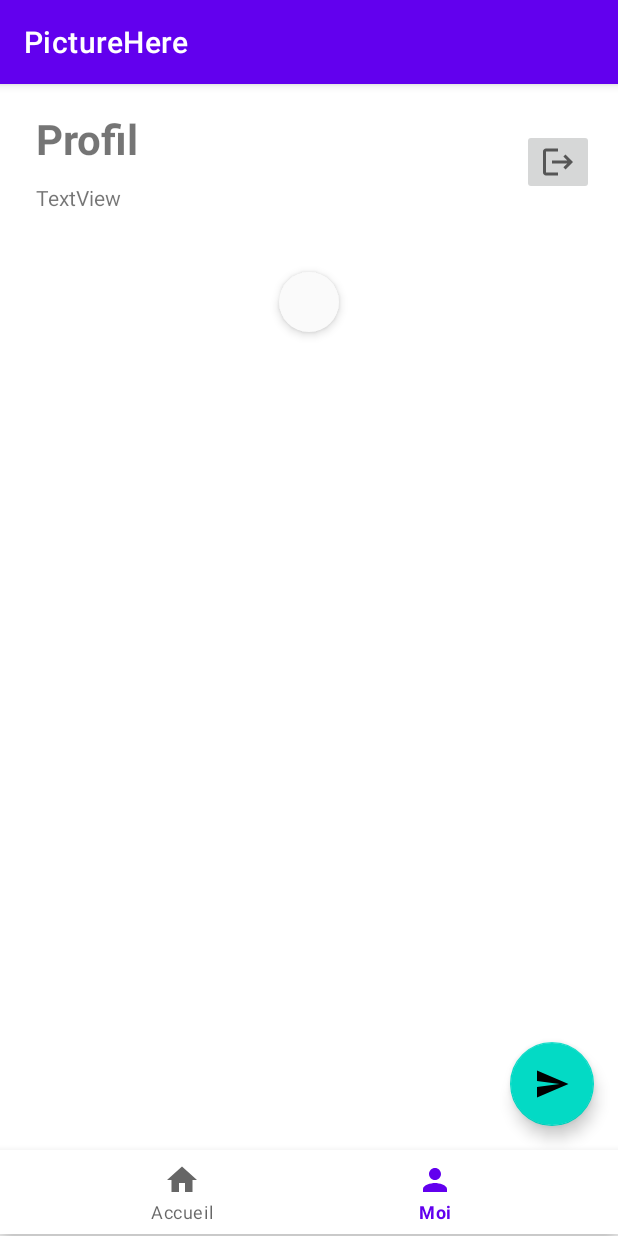
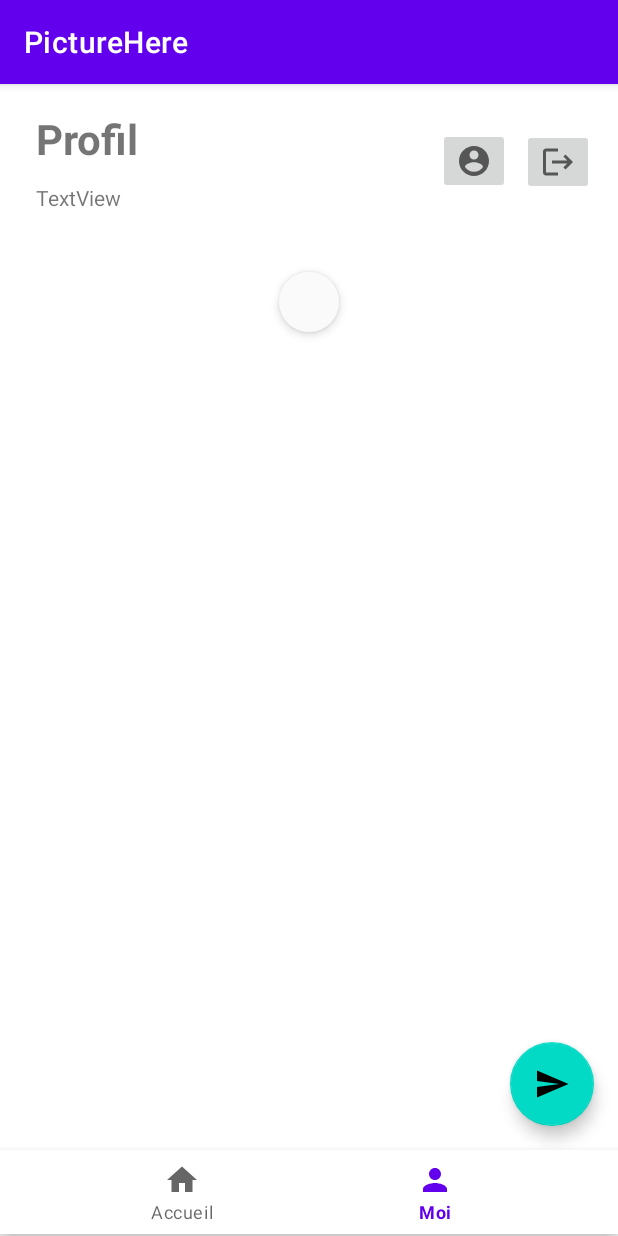
Before and after one commit to alexlabuz/picturehere_app, an Android app: the AppActivity screen opened directly, with no data from a screen before it, item 2 of the bottom bar chosen, on a phone screen of 412 x 824 dp. Run offline under Robolectric (Android 15) with nearby library versions, the phone set to English and light mode, and no system bars; our stand-ins replace Picasso; pictures from the network do not load; 10 statements that could not run were skipped.

Commit message:
Ajout de la publication des posts

```diff
--- a/app/src/main/AndroidManifest.xml
+++ b/app/src/main/AndroidManifest.xml
@@ -13,10 +13,14 @@
         android:supportsRtl="true"
         android:theme="@style/Theme.Picture_here_app">
         <activity
+            android:name=".activity.activity.AccountActivity"
+            android:exported="false" />
+        <activity
             android:name=".activity.activity.StartActivity"
             android:exported="true">
             <intent-filter>
                 <action android:name="android.intent.action.MAIN" />
+
                 <category android:name="android.intent.category.LAUNCHER" />
             </intent-filter>
         </activity>
--- a/app/src/main/java/com/example/picture_here_app/activity/PostListAdapter.kt
+++ b/app/src/main/java/com/example/picture_here_app/activity/PostListAdapter.kt
@@ -7,7 +7,7 @@ import android.view.ViewGroup
 import android.widget.ImageButton
 import androidx.recyclerview.widget.RecyclerView
 import com.example.picture_here_app.activity.entity.post.Post
-import com.example.picture_here_app.activity.singleton.RetrofitSingleton
+import com.example.picture_here_app.activity.service.RetrofitSingleton
 import com.example.picture_here_app.databinding.PostCellBinding
 import com.squareup.picasso.Picasso
 import java.text.SimpleDateFormat
@@ -23,6 +23,7 @@ class PostHolder(postCellBinding: PostCellBinding) : RecyclerView.ViewHolder(pos
     fun bindItems(post: Post, deleted: Boolean){
         binding.postCellPseudoText.text = post.profil.pseudo
         binding.postCellMessageText.text = post.message
+        binding.postCellMessageText.visibility = if (post.message.isNotEmpty()) View.VISIBLE else View.GONE
         binding.postCellDateText.text = simpleDateFormat.format(post.date)
         if(!deleted) binding.postCellDeleteBtn.visibility = View.GONE
         Picasso.get().load(RetrofitSingleton.baseUrl + post.linkImage).into(binding.postCellImage)
--- a/app/src/main/java/com/example/picture_here_app/activity/activity/AppActivity.kt
+++ b/app/src/main/java/com/example/picture_here_app/activity/activity/AppActivity.kt
@@ -4,7 +4,6 @@ import android.Manifest
 import android.app.Activity
 import android.app.AlertDialog
 import android.content.Context
-import android.content.DialogInterface
 import android.content.Intent
 import android.content.SharedPreferences
 import android.content.pm.PackageManager
@@ -25,7 +24,8 @@ import com.example.picture_here_app.activity.entity.response.MessageResponse
 import com.example.picture_here_app.activity.entity.user.User
 import com.example.picture_here_app.activity.fragment.app.ProfilFragment
 import com.example.picture_here_app.activity.fragment.app.ThreadFragment
-import com.example.picture_here_app.activity.singleton.RetrofitSingleton
+import com.example.picture_here_app.activity.service.GetFile
+import com.example.picture_here_app.activity.service.RetrofitSingleton
 import com.example.picture_here_app.databinding.ActivityAppBinding
 import com.example.picture_here_app.databinding.DialogSendPostBinding
 import com.google.android.material.bottomnavigation.BottomNavigationView
@@ -38,7 +38,6 @@ import okhttp3.RequestBody
 import retrofit2.Call
 import retrofit2.Callback
 import retrofit2.Response
-import java.io.File
 
 
 class AppActivity : AppCompatActivity(), BottomNavigationView.OnNavigationItemSelectedListener {
@@ -70,8 +69,7 @@ class AppActivity : AppCompatActivity(), BottomNavigationView.OnNavigationItemSe
     }
 
     fun getData(){
-        val webServiceInterface = RetrofitSingleton.getRetrofit().create(WebServiceInterface::class.java)
-        val callLogin = webServiceInterface.connected("Bearer $token")
+        val callLogin = RetrofitSingleton.getRetrofit().connected("Bearer $token")
 
         callLogin.enqueue(object : Callback<User>{
             override fun onResponse(call: Call<User>, response: Response<User>) {
@@ -132,8 +130,13 @@ class AppActivity : AppCompatActivity(), BottomNavigationView.OnNavigationItemSe
         val post = Post()
         post.message = message
 
-        val webServiceInterface = RetrofitSingleton.getRetrofit().create(WebServiceInterface::class.java)
-        val callLogin = webServiceInterface.sendPost("Bearer $token", uri, post)
+        val file = GetFile.getFile(uri, this)
+
+        val requestFile = RequestBody.create(MediaType.parse(contentResolver.getType(uri)!!), file)
+        val postPicture = MultipartBody.Part.createFormData("picture", file.name, requestFile)
+
+        load(true)
+        val callLogin = RetrofitSingleton.getRetrofit().sendPost("Bearer $token", postPicture, post)
 
         callLogin.enqueue(object : Callback<MessageResponse>{
             override fun onResponse(call: Call<MessageResponse>, response: Response<MessageResponse>) {
@@ -156,8 +159,8 @@ class AppActivity : AppCompatActivity(), BottomNavigationView.OnNavigationItemSe
 
             override fun onFailure(call: Call<MessageResponse>, t: Throwable) {
                 Toast.makeText(this@AppActivity, "Une erreur est survenu", Toast.LENGTH_SHORT).show()
+                load(false)
             }
-
         })
     }
 
--- a/app/src/main/java/com/example/picture_here_app/activity/entity/WebServiceInterface.kt
+++ b/app/src/main/java/com/example/picture_here_app/activity/entity/WebServiceInterface.kt
@@ -6,6 +6,8 @@ import com.example.picture_here_app.activity.entity.login.UserRegister
 import com.example.picture_here_app.activity.entity.post.Post
 import com.example.picture_here_app.activity.entity.response.MessageResponse
 import com.example.picture_here_app.activity.entity.user.User
+import okhttp3.MultipartBody
+import okhttp3.RequestBody
 import retrofit2.Call
 import retrofit2.http.*
 
@@ -32,7 +34,7 @@ interface WebServiceInterface {
     @POST("api/post/add")
     fun sendPost(
         @Header("Authorization") authorization: String,
-        @Part("picture") picture: Any,
+        @Part picture: MultipartBody.Part?,
         @Part("post") post: Post
     ) : Call<MessageResponse>
 }
--- a/app/src/main/java/com/example/picture_here_app/activity/fragment/app/ProfilFragment.kt
+++ b/app/src/main/java/com/example/picture_here_app/activity/fragment/app/ProfilFragment.kt
@@ -1,7 +1,7 @@
 package com.example.picture_here_app.activity.fragment.app
 
 import android.annotation.SuppressLint
-import android.content.Context
+import android.content.Intent
 import android.os.Bundle
 import android.view.LayoutInflater
 import android.view.View
@@ -10,16 +10,15 @@ import android.widget.Toast
 import androidx.fragment.app.Fragment
 import androidx.recyclerview.widget.LinearLayoutManager
 import androidx.swiperefreshlayout.widget.SwipeRefreshLayout
-import com.example.picture_here_app.R
 import com.example.picture_here_app.activity.OnClickBtnPost
 import com.example.picture_here_app.activity.PostListAdapter
+import com.example.picture_here_app.activity.activity.AccountActivity
 import com.example.picture_here_app.activity.activity.AppActivity
 import com.example.picture_here_app.activity.entity.WebServiceInterface
 import com.example.picture_here_app.activity.entity.post.Post
 import com.example.picture_here_app.activity.entity.response.MessageResponse
-import com.example.picture_here_app.activity.singleton.RetrofitSingleton
+import com.example.picture_here_app.activity.service.RetrofitSingleton
 import com.example.picture_here_app.databinding.FragmentProfilBinding
-import com.google.android.material.snackbar.Snackbar
 import com.google.gson.Gson
 import com.google.gson.reflect.TypeToken
 import retrofit2.Call
@@ -37,9 +36,8 @@ class ProfilFragment : Fragment(), SwipeRefreshLayout.OnRefreshListener, OnClick
         binding = FragmentProfilBinding.inflate(inflater)
         appActivity = activity as AppActivity
 
-        binding.profilBtnLogout.setOnClickListener {
-            appActivity.logout()
-        }
+        binding.profilBtnLogout.setOnClickListener { appActivity.logout() }
+        binding.profilBtnAccount.setOnClickListener { openAccountSetting() }
 
         onRefresh()
 
@@ -61,8 +59,7 @@ class ProfilFragment : Fragment(), SwipeRefreshLayout.OnRefreshListener, OnClick
     }
 
     private fun getPost(){
-        val webServiceInterface = RetrofitSingleton.getRetrofit().create(WebServiceInterface::class.java)
-        val callLogin = webServiceInterface.postByUser("Bearer ${appActivity.token}", appActivity.user.utilisateur.id)
+        val callLogin = RetrofitSingleton.getRetrofit().postByUser("Bearer ${appActivity.token}", appActivity.user.utilisateur.id)
 
         callLogin.enqueue(object : retrofit2.Callback<List<Post>>{
             @SuppressLint("NotifyDataSetChanged")
@@ -93,6 +90,10 @@ class ProfilFragment : Fragment(), SwipeRefreshLayout.OnRefreshListener, OnClick
         })
     }
 
+    private fun openAccountSetting(){
+        startActivity(Intent(activity, AccountActivity::class.java))
+    }
+
     override fun onRefresh() {
         try {
             getDataProfil()
@@ -102,8 +103,7 @@ class ProfilFragment : Fragment(), SwipeRefreshLayout.OnRefreshListener, OnClick
 
     override fun onClickDeletePost(post: Post) {
         Toast.makeText(activity, "Suppression en cours ...", Toast.LENGTH_SHORT).show()
-        val webServiceInterface = RetrofitSingleton.getRetrofit().create(WebServiceInterface::class.java)
-        val callLogin = webServiceInterface.deletePost("Bearer ${appActivity.token}", post.id)
+        val callLogin = RetrofitSingleton.getRetrofit().deletePost("Bearer ${appActivity.token}", post.id)
 
         callLogin.enqueue(object : retrofit2.Callback<MessageResponse>{
             override fun onResponse(call: Call<MessageResponse>, response: Response<MessageResponse>) {
--- a/app/src/main/java/com/example/picture_here_app/activity/fragment/app/ThreadFragment.kt
+++ b/app/src/main/java/com/example/picture_here_app/activity/fragment/app/ThreadFragment.kt
@@ -1,7 +1,6 @@
 package com.example.picture_here_app.activity.fragment.app
 
 import android.annotation.SuppressLint
-import android.content.Context
 import android.os.Bundle
 import android.view.LayoutInflater
 import android.view.View
@@ -10,13 +9,12 @@ import android.widget.Toast
 import androidx.fragment.app.Fragment
 import androidx.recyclerview.widget.LinearLayoutManager
 import androidx.swiperefreshlayout.widget.SwipeRefreshLayout
-import com.example.picture_here_app.R
 import com.example.picture_here_app.activity.PostListAdapter
 import com.example.picture_here_app.activity.activity.AppActivity
 import com.example.picture_here_app.activity.entity.WebServiceInterface
 import com.example.picture_here_app.activity.entity.post.Post
 import com.example.picture_here_app.activity.entity.response.MessageResponse
-import com.example.picture_here_app.activity.singleton.RetrofitSingleton
+import com.example.picture_here_app.activity.service.RetrofitSingleton
 import com.example.picture_here_app.databinding.FragmentThreadBinding
 import com.google.gson.Gson
 import com.google.gson.reflect.TypeToken
@@ -46,8 +44,7 @@ class ThreadFragment : Fragment(), SwipeRefreshLayout.OnRefreshListener {
     }
 
     private fun getPost(){
-        val webServiceInterface = RetrofitSingleton.getRetrofit().create(WebServiceInterface::class.java)
-        val callLogin = webServiceInterface.thread("Bearer ${appActivity.token}")
+        val callLogin = RetrofitSingleton.getRetrofit().thread("Bearer ${appActivity.token}")
 
         callLogin.enqueue(object : retrofit2.Callback<List<Post>>{
             @SuppressLint("NotifyDataSetChanged")
--- a/app/src/main/java/com/example/picture_here_app/activity/fragment/login/LoginFragment.kt
+++ b/app/src/main/java/com/example/picture_here_app/activity/fragment/login/LoginFragment.kt
@@ -16,7 +16,7 @@ import com.example.picture_here_app.activity.activity.LoginActivity
 import com.example.picture_here_app.activity.entity.login.Token
 import com.example.picture_here_app.activity.entity.login.UserLogin
 import com.example.picture_here_app.activity.entity.response.MessageResponse
-import com.example.picture_here_app.activity.singleton.RetrofitSingleton
+import com.example.picture_here_app.activity.service.RetrofitSingleton
 import com.example.picture_here_app.databinding.FragmentLoginBinding
 import com.google.gson.Gson
 import com.google.gson.reflect.TypeToken
@@ -47,8 +47,7 @@ class LoginFragment : Fragment() {
         userLogin.username = binding.editLoginUsername.text.toString()
         userLogin.password = binding.editLoginPassword.text.toString()
 
-        val webServiceInterface = RetrofitSingleton.getRetrofit().create(WebServiceInterface::class.java)
-        val callLogin = webServiceInterface.login(userLogin)
+        val callLogin = RetrofitSingleton.getRetrofit().login(userLogin)
 
         callLogin.enqueue(object : retrofit2.Callback<Token> {
             override fun onResponse(call: Call<Token>, response: Response<Token>) {
--- a/app/src/main/java/com/example/picture_here_app/activity/fragment/login/RegisterFragment.kt
+++ b/app/src/main/java/com/example/picture_here_app/activity/fragment/login/RegisterFragment.kt
@@ -13,7 +13,7 @@ import com.example.picture_here_app.activity.entity.WebServiceInterface
 import com.example.picture_here_app.activity.activity.LoginActivity
 import com.example.picture_here_app.activity.entity.login.UserRegister
 import com.example.picture_here_app.activity.entity.response.MessageResponse
-import com.example.picture_here_app.activity.singleton.RetrofitSingleton
+import com.example.picture_here_app.activity.service.RetrofitSingleton
 import com.example.picture_here_app.databinding.FragmentRegisterBinding
 import com.google.gson.Gson
 import com.google.gson.reflect.TypeToken
@@ -51,8 +51,7 @@ class RegisterFragment : Fragment(){
         userRegister.pseudo = binding.editRegisterPseudo.text.toString()
         userRegister.password = binding.editRegisterPassword.text.toString()
 
-        val webServiceInterface = RetrofitSingleton.getRetrofit().create(WebServiceInterface::class.java)
-        val callRegister = webServiceInterface.register(userRegister)
+        val callRegister = RetrofitSingleton.getRetrofit().register(userRegister)
 
         callRegister.enqueue(object : retrofit2.Callback<MessageResponse> {
             override fun onResponse(call: Call<MessageResponse>, response: Response<MessageResponse>) {
--- a/app/src/main/java/com/example/picture_here_app/activity/singleton/RetrofitSingleton.kt
+++ b/app/src/main/java/com/example/picture_here_app/activity/service/RetrofitSingleton.kt
@@ -1,14 +1,16 @@
-package com.example.picture_here_app.activity.singleton
+package com.example.picture_here_app.activity.service
 
+import com.example.picture_here_app.activity.entity.WebServiceInterface
 import retrofit2.Retrofit
 import retrofit2.converter.gson.GsonConverterFactory
 
 object RetrofitSingleton {
     val baseUrl : String = "https://s4-8035.nuage-peda.fr/public/picturehere_back/public/"
-    fun getRetrofit() : Retrofit {
+    fun getRetrofit(): WebServiceInterface {
         return Retrofit.Builder()
             .baseUrl(baseUrl)
             .addConverterFactory(GsonConverterFactory.create())
             .build()
+            .create(WebServiceInterface::class.java)
     }
 }
--- /dev/null
+++ b/app/src/main/res/drawable/ic_baseline_account_circle_24.xml
@@ -0,0 +1,10 @@
+<vector xmlns:android="http://schemas.android.com/apk/res/android"
+    android:width="24dp"
+    android:height="24dp"
+    android:viewportWidth="24"
+    android:viewportHeight="24"
+    android:tint="?attr/colorControlNormal">
+  <path
+      android:fillColor="@android:color/white"
+      android:pathData="M12,2C6.48,2 2,6.48 2,12s4.48,10 10,10 10,-4.48 10,-10S17.52,2 12,2zM12,5c1.66,0 3,1.34 3,3s-1.34,3 -3,3 -3,-1.34 -3,-3 1.34,-3 3,-3zM12,19.2c-2.5,0 -4.71,-1.28 -6,-3.22 0.03,-1.99 4,-3.08 6,-3.08 1.99,0 5.97,1.09 6,3.08 -1.29,1.94 -3.5,3.22 -6,3.22z"/>
+</vector>
--- a/app/src/main/res/layout/fragment_profil.xml
+++ b/app/src/main/res/layout/fragment_profil.xml
@@ -45,6 +45,16 @@
             app:layout_constraintTop_toTopOf="parent"
             app:layout_constraintVertical_bias="0.508"
             app:srcCompat="@drawable/ic_baseline_logout_24" />
+
+        <ImageButton
+            android:id="@+id/profil_btn_account"
+            android:layout_width="wrap_content"
+            android:layout_height="wrap_content"
+            android:layout_marginEnd="8dp"
+            app:layout_constraintBottom_toBottomOf="parent"
+            app:layout_constraintEnd_toStartOf="@+id/profil_btn_logout"
+            app:layout_constraintTop_toTopOf="parent"
+            app:srcCompat="@drawable/ic_baseline_account_circle_24" />
     </androidx.constraintlayout.widget.ConstraintLayout>
 
     <androidx.swiperefreshlayout.widget.SwipeRefreshLayout
```
Also changed, not shown: app/src/main/java/com/example/picture_here_app/activity/StaticRessource.kt (deleted, +0 -7 lines), app/src/main/java/com/example/picture_here_app/activity/activity/AccountActivity.kt (added, +12 -0 lines), app/src/main/java/com/example/picture_here_app/activity/service/GetFile.kt (added, +29 -0 lines), app/src/main/res/layout/activity_account.xml (added, +9 -0 lines).
